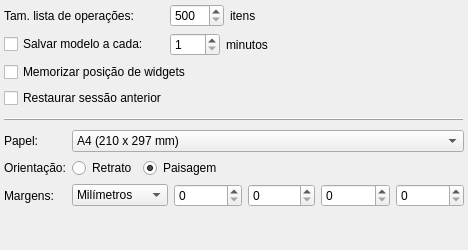
Above: pgmodeler_ui/ui/confgeralwidget.ui from erdincay/pgmodeler-old before the change. Below: the same form after it.
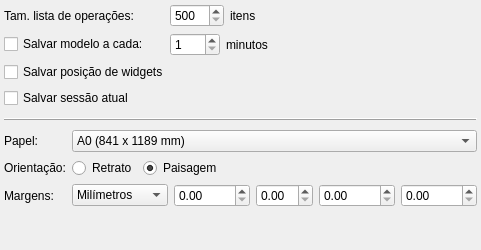
That is the form after the change.

Diff of the .ui file:
```diff
--- a/pgmodeler_ui/ui/confgeralwidget.ui
+++ b/pgmodeler_ui/ui/confgeralwidget.ui
@@ -6,7 +6,7 @@
    <rect>
     <x>0</x>
     <y>0</y>
-    <width>420</width>
+    <width>481</width>
     <height>250</height>
    </rect>
   </property>
@@ -194,7 +194,7 @@
       </widget>
      </item>
      <item row="0" column="1">
-      <widget class="QSpinBox" name="marg_esq">
+      <widget class="QDoubleSpinBox" name="marg_esq">
        <property name="sizePolicy">
         <sizepolicy hsizetype="Expanding" vsizetype="Fixed">
          <horstretch>0</horstretch>
@@ -210,13 +210,10 @@
        <property name="toolTip">
         <string>Margem esquerda</string>
        </property>
-       <property name="maximum">
-        <number>16777215</number>
-       </property>
       </widget>
      </item>
      <item row="0" column="2" colspan="2">
-      <widget class="QSpinBox" name="marg_topo">
+      <widget class="QDoubleSpinBox" name="marg_topo">
        <property name="sizePolicy">
         <sizepolicy hsizetype="Expanding" vsizetype="Fixed">
          <horstretch>0</horstretch>
@@ -232,35 +229,10 @@
        <property name="toolTip">
         <string>Margem topo</string>
        </property>
-       <property name="maximum">
-        <number>16777215</number>
-       </property>
-      </widget>
-     </item>
-     <item row="0" column="5">
-      <widget class="QSpinBox" name="marg_base">
-       <property name="sizePolicy">
-        <sizepolicy hsizetype="Expanding" vsizetype="Fixed">
-         <horstretch>0</horstretch>
-         <verstretch>0</verstretch>
-        </sizepolicy>
-       </property>
-       <property name="minimumSize">
-        <size>
-         <width>50</width>
-         <height>23</height>
-        </size>
-       </property>
-       <property name="toolTip">
-        <string>Margem base</string>
-       </property>
-       <property name="maximum">
-        <number>16777215</number>
-       </property>
       </widget>
      </item>
      <item row="0" column="4">
-      <widget class="QSpinBox" name="marg_dir">
+      <widget class="QDoubleSpinBox" name="marg_dir">
        <property name="sizePolicy">
         <sizepolicy hsizetype="Expanding" vsizetype="Fixed">
          <horstretch>0</horstretch>
@@ -276,8 +248,24 @@
        <property name="toolTip">
         <string>Margem direita</string>
        </property>
-       <property name="maximum">
-        <number>16777215</number>
+      </widget>
+     </item>
+     <item row="0" column="5">
+      <widget class="QDoubleSpinBox" name="marg_base">
+       <property name="sizePolicy">
+        <sizepolicy hsizetype="Expanding" vsizetype="Fixed">
+         <horstretch>0</horstretch>
+         <verstretch>0</verstretch>
+        </sizepolicy>
+       </property>
+       <property name="minimumSize">
+        <size>
+         <width>50</width>
+         <height>23</height>
+        </size>
+       </property>
+       <property name="toolTip">
+        <string>Margem base</string>
        </property>
       </widget>
      </item>
@@ -362,7 +350,7 @@
       </size>
      </property>
      <property name="currentIndex">
-      <number>4</number>
+      <number>0</number>
      </property>
      <item>
       <property name="text">
@@ -531,7 +519,7 @@
       </size>
      </property>
      <property name="text">
-      <string>Restaurar sessão anterior</string>
+      <string>Salvar sessão atual </string>
      </property>
     </widget>
    </item>
@@ -579,7 +567,7 @@
       </size>
      </property>
      <property name="text">
-      <string>Memorizar posição de widgets</string>
+      <string>Salvar posição de widgets</string>
      </property>
     </widget>
    </item>
```
Left out of the diff: 15 changed lines with no effect on the pictures.
